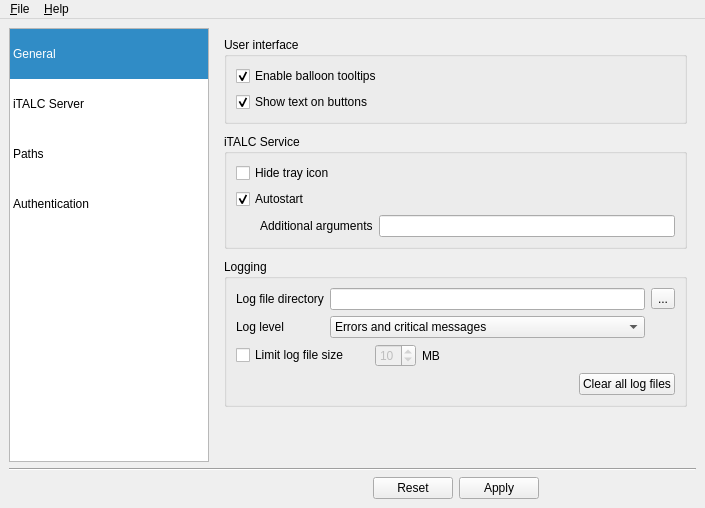
veyon/veyon, file imc/Forms/MainWindow.ui: the form before one commit.
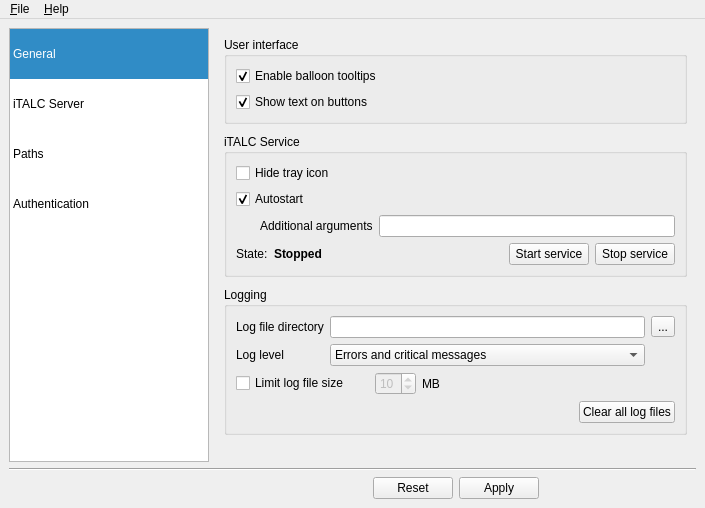
The form after the commit. Icons and pictures are not drawn.

Commit message:
IMC: added service control buttons and state label
Two new buttons allow starting and stopping the iTALC service. A new
label indicates the current service state.

What changed in the file:
```diff
--- a/imc/Forms/MainWindow.ui
+++ b/imc/Forms/MainWindow.ui
@@ -158,15 +158,15 @@
           <property name="title">
            <string>iTALC Service</string>
           </property>
-          <layout class="QVBoxLayout" name="verticalLayout_4">
-           <item>
+          <layout class="QGridLayout" name="gridLayout_10">
+           <item row="0" column="0" colspan="5">
             <widget class="QCheckBox" name="hideTrayIcon">
              <property name="text">
               <string>Hide tray icon</string>
              </property>
             </widget>
            </item>
-           <item>
+           <item row="1" column="0" colspan="5">
             <widget class="QCheckBox" name="enableAutostart">
              <property name="text">
               <string>Autostart</string>
@@ -176,7 +176,7 @@
              </property>
             </widget>
            </item>
-           <item>
+           <item row="2" column="0" colspan="5">
             <layout class="QHBoxLayout" name="horizontalLayout_2">
              <item>
               <spacer name="horizontalSpacer_4">
@@ -206,6 +206,61 @@
              </item>
             </layout>
            </item>
+           <item row="3" column="3">
+            <widget class="QPushButton" name="startService">
+             <property name="text">
+              <string>Start service</string>
+             </property>
+             <property name="icon">
+              <iconset resource="../imc.qrc">
+               <normaloff>:/Resources/arrow-right.png</normaloff>:/Resources/arrow-right.png</iconset>
+             </property>
+            </widget>
+           </item>
+           <item row="3" column="4">
+            <widget class="QPushButton" name="stopService">
+             <property name="text">
+              <string>Stop service</string>
+             </property>
+             <property name="icon">
+              <iconset resource="../imc.qrc">
+               <normaloff>:/Resources/system-shutdown.png</normaloff>:/Resources/system-shutdown.png</iconset>
+             </property>
+            </widget>
+           </item>
+           <item row="3" column="2">
+            <spacer name="horizontalSpacer_8">
+             <property name="orientation">
+              <enum>Qt::Horizontal</enum>
+             </property>
+             <property name="sizeHint" stdset="0">
+              <size>
+               <width>40</width>
+               <height>20</height>
+              </size>
+             </property>
+            </spacer>
+           </item>
+           <item row="3" column="0">
+            <widget class="QLabel" name="label_15">
+             <property name="text">
+              <string>State:</string>
+             </property>
+            </widget>
+           </item>
+           <item row="3" column="1">
+            <widget class="QLabel" name="serviceState">
+             <property name="font">
+              <font>
+               <weight>75</weight>
+               <bold>true</bold>
+              </font>
+             </property>
+             <property name="text">
+              <string>Stopped</string>
+             </property>
+            </widget>
+           </item>
           </layout>
          </widget>
         </item>
```
The commit also changes 3 other files.
